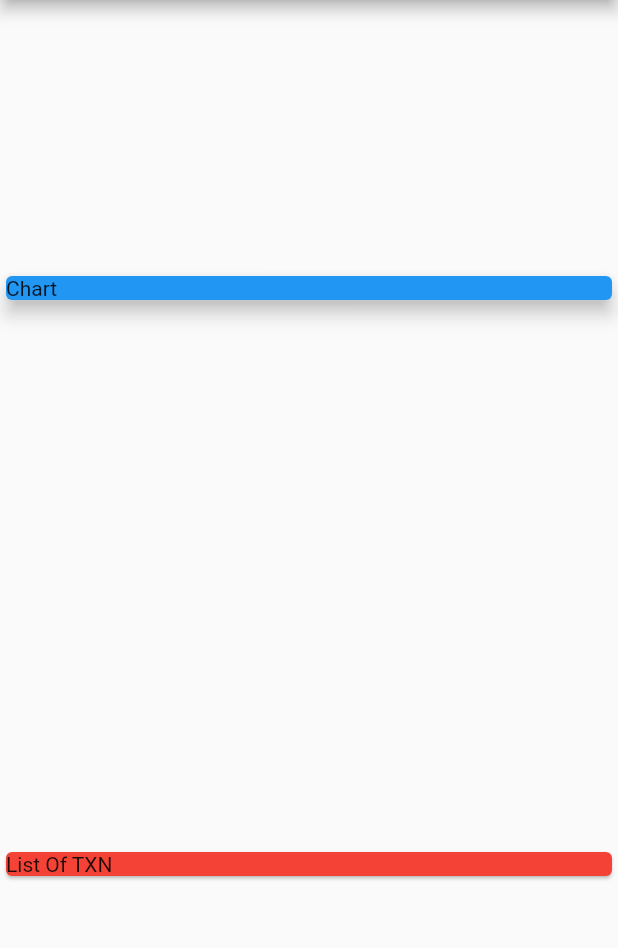
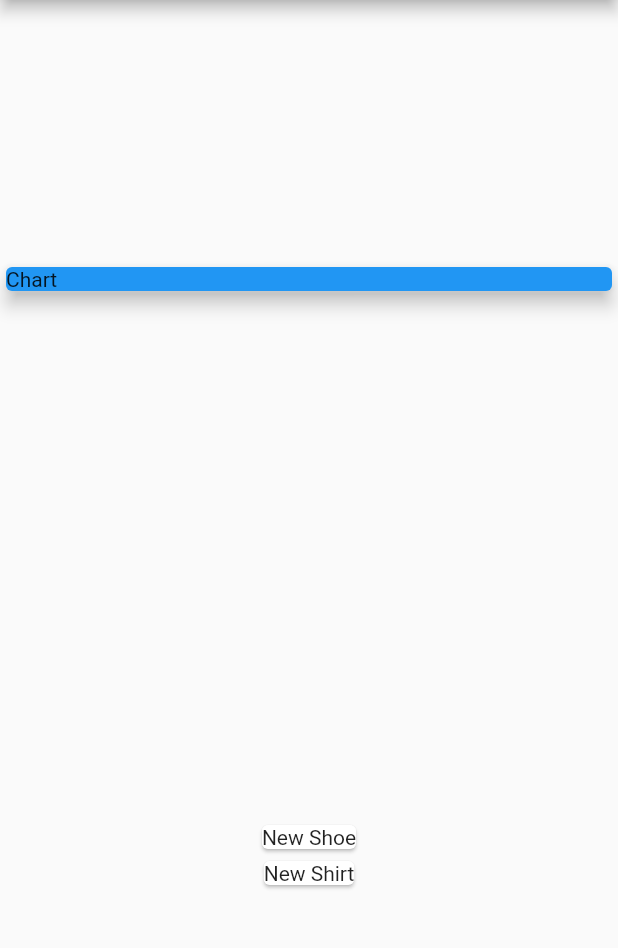
Before and after one commit to khudania/Flutter_Expense_Manager_App, a Flutter app: the screen it shows after launch, on a phone screen of 412 x 824 dp, the part 84-1032 px from its top. Run offline on Flutter 3.47's test engine with Material 2 defaults, Android fonts, the phone set to English and light mode, and no system bars.

Commit message:
Mapping Data Into Widgets

```diff
--- a/lib/main.dart
+++ b/lib/main.dart
@@ -47,9 +47,12 @@ class MyHomePage extends StatelessWidget {
               elevation: 5,
             ),
           ),
-          Card(
-            color: Colors.red,
-            child: Text('List Of TXN'),
+          Column(
+            children: transaction.map((tx) {
+              return Card(
+                child: Text(tx.title),
+              );
+            }).toList(),
           ),
         ],
       ),
```
